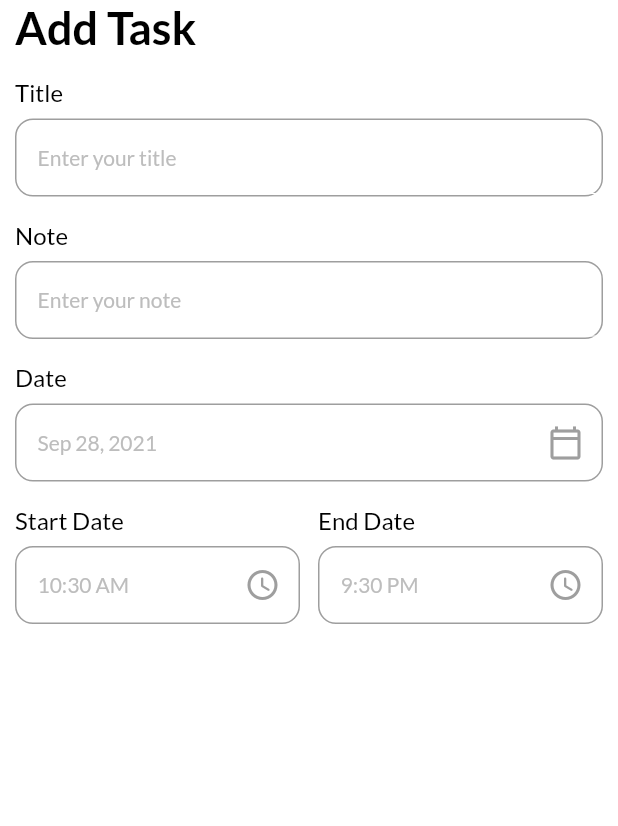
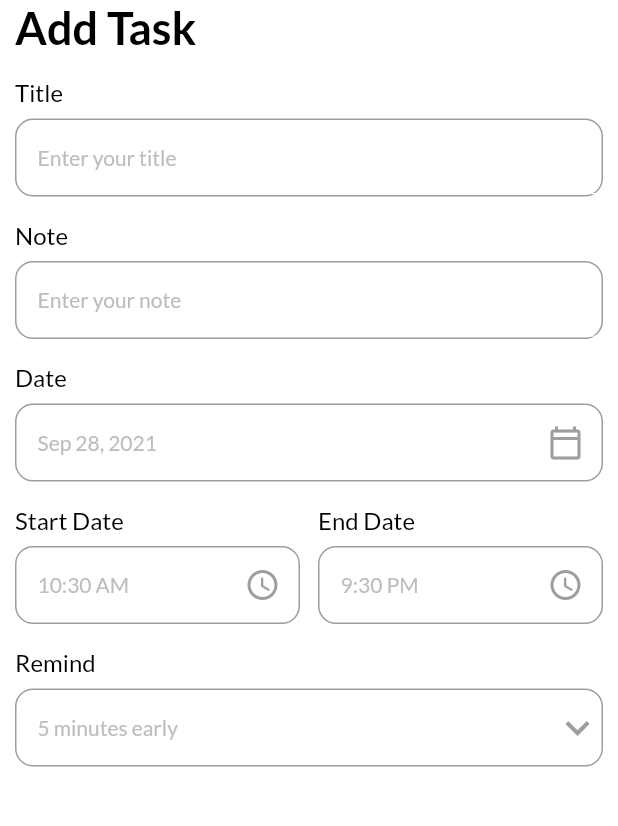
Before and after one commit to flutterkage2k/getx_expense, a Flutter app: the AddTaskPage screen opened directly, on a phone screen of 412 x 824 dp, the part 84-910 px from its top. Run offline on Flutter 3.47's test engine with Material 2 defaults, Android fonts, the light colour scheme and no system bars; our stand-ins replace date_picker_timeline, flutter_local_notifications, get, get_storage, google_fonts, timezone; accounts and stored records are empty.

Commit message:
Remind complete

```diff
--- a/lib/ui/add_task_bar.dart
+++ b/lib/ui/add_task_bar.dart
@@ -13,9 +13,13 @@ class AddTaskPage extends StatefulWidget {
 
 class _AddTaskPageState extends State<AddTaskPage> {
   DateTime? _selectedDate = DateTime.now();
-
+  // time setctions
   String _endTime = "9:30 PM";
   String _startTime = DateFormat("hh:mm a").format(DateTime.now()).toString();
+
+// remind setctions
+  int _selectedRemind = 5;
+  List<int> remindList = [5, 10, 15, 20]; // drop down menu
 
   @override
   Widget build(BuildContext context) {
@@ -85,7 +89,23 @@ class _AddTaskPageState extends State<AddTaskPage> {
                     ),
                   )
                 ],
-              )
+              ),
+              MyInputField(title: "Remind", hint: "$_selectedRemind minutes early",
+              widget: DropdownButton(icon: Icon(Icons.keyboard_arrow_down,color: Colors.grey,),
+              iconSize: 32,
+              elevation: 4,
+              style: subTitleStyle,
+              underline: Container(height: 0,),
+              onChanged: (String? newValue){
+                setState(() {
+                  _selectedRemind = int.parse(newValue!);
+                });
+              },
+              items: remindList.map<DropdownMenuItem<String>>((int value){
+                return DropdownMenuItem<String>(
+                  value: value.toString(),
+                  child: Text(value.toString()));
+              }).toList(),),)
             ],
           )),
         ),
--- a/lib/ui/widgets/input_field.dart
+++ b/lib/ui/widgets/input_field.dart
@@ -5,8 +5,8 @@ import 'package:getx_expense/ui/theme.dart';
 class MyInputField extends StatelessWidget {
   const MyInputField(
       {Key? key,
+      required this.title,
       required this.hint,
-      required this.title,
       this.controller,
       this.widget})
       : super(key: key);
```
